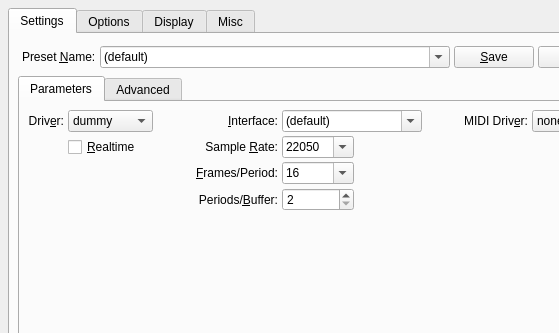
This is src/qjackctlSetupForm.ui in kmatheussen/qjackctl as Qt 5 draws it before an edit; both pictures show x 0 to 559 and y 0 to 333 of the 640 by 520 pixel window. The edited form follows.
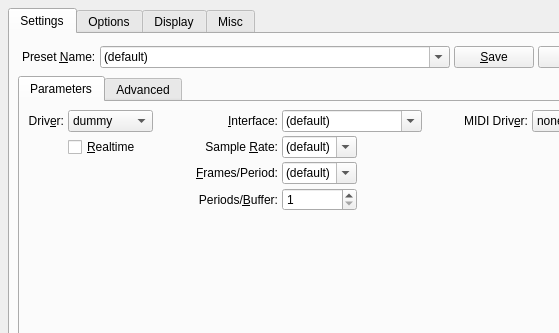
This is the edited form. Icons and pictures are not drawn. Custom widgets are drawn as their Qt base class.

Commit message: Don"t set default values for frames/samplerate/periods

Diff of the .ui file:
```diff
--- a/src/qjackctlSetupForm.ui
+++ b/src/qjackctlSetupForm.ui
@@ -441,6 +441,11 @@
                <property name="editable">
                 <bool>true</bool>
                </property>
+               <item>
+                <property name="text">
+                 <string>(default)</string>
+                </property>
+               </item>
                <item>
                 <property name="text">
                  <string>22050</string>
@@ -527,6 +532,11 @@
                <property name="editable">
                 <bool>true</bool>
                </property>
+               <item>
+                <property name="text">
+                 <string>(default)</string>
+                </property>
+               </item>
                <item>
                 <property name="text">
                  <string>16</string>
@@ -608,11 +618,14 @@
                 <string>Number of periods in the hardware buffer</string>
                </property>
                <property name="minimum">
-                <number>2</number>
+                <number>1</number>
                </property>
                <property name="maximum">
                 <number>999</number>
                </property>
+               <property name="value">
+                <number>1</number>
+               </property>
               </widget>
              </item>
             </layout>
@@ -4026,6 +4039,11 @@
    <extends>QComboBox</extends>
    <header>qjackctlInterfaceComboBox.h</header>
   </customwidget>
+  <customwidget>
+   <class>qjackctlPeriodsSpinBox</class>
+   <extends>QSpinBox</extends>
+   <header>qjackctlPeriodsSpinBox.h</header>
+  </customwidget>
  </customwidgets>
  <tabstops>
   <tabstop>SetupTabWidget</tabstop>
```
Left out of the diff: 2 changed lines with no effect on the pictures. The commit also changes 8 other files.
